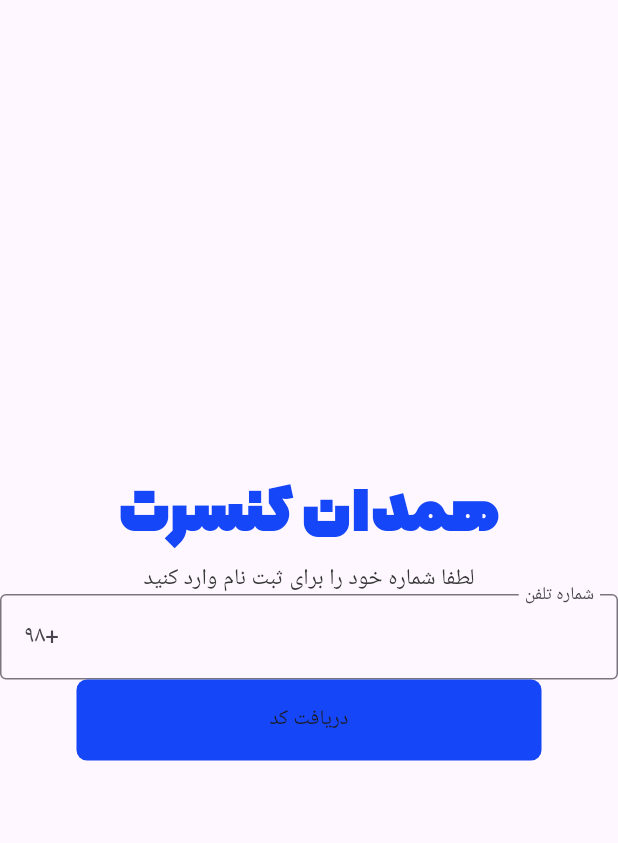
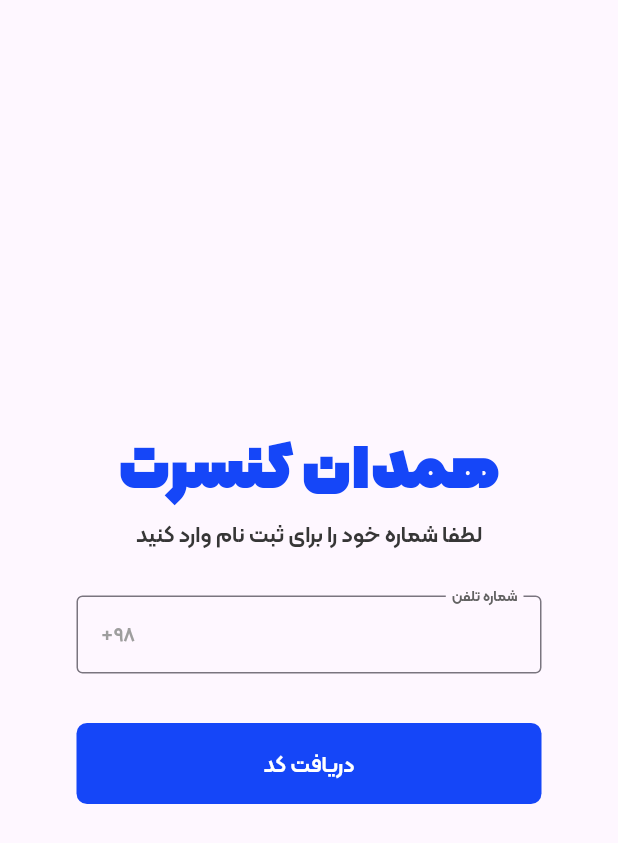
Before and after one commit to Taha-sabiri/hamedanConcertApp, a Flutter app: the screen it shows after launch, on a phone screen of 412 x 824 dp. Shown: the top 843 px of the screen. Run offline on Flutter 3.47's test engine with Material 2 defaults, Android fonts, the phone set to English and light mode, and no system bars; our stand-ins replace flutter_spinkit.

Commit message:
s_number -done

```diff
--- a/lib/screens/singup_number_sc.dart
+++ b/lib/screens/singup_number_sc.dart
@@ -25,18 +25,60 @@ class SingupNum extends StatelessWidget {
                     style: TextStyle(
                         fontSize: 15,
                         color: Color.fromRGBO(54, 54, 54, 1),
-                        decoration: TextDecoration.none),
+                        decoration: TextDecoration.none,
+                        fontFamily: 'Kalame',
+                        fontWeight: FontWeight.w700),
                   ),
-                  TextFormField(
+                  SizedBox(
+                    height: 31,
+                  ),
+                  SizedBox(
+                    height: 54,
+                    width: 310,
+                    child: TextFormField(
                       textAlign: TextAlign.left,
+                      style: TextStyle(
+                        fontSize: 13,
+                        color: Color.fromRGBO(98, 98, 98, 1),
+                        decoration: TextDecoration.none,
+                        fontFamily: 'Kalame',
+                        fontWeight: FontWeight.w400,
+                      ),
                       decoration: InputDecoration(
                           floatingLabelBehavior: FloatingLabelBehavior.always,
-                        border: OutlineInputBorder(),
-                        hintText: '+۹۸ ',
+                          focusedBorder: OutlineInputBorder(
+                              borderSide: BorderSide(
+                            color: Color.fromRGBO(21, 70, 248, 1),
+                          )),
+                          border: OutlineInputBorder(
+                              borderSide: BorderSide(
+                                  width: 1,
+                                  color: Color.fromRGBO(0, 0, 0, 0.26))),
+                          hintText: '۹۸+ ',
+                          hintStyle: TextStyle(
+                            fontSize: 13,
+                            color: Color.fromRGBO(158, 158, 158, 1),
+                            decoration: TextDecoration.none,
+                            fontFamily: 'Kalame',
+                            fontWeight: FontWeight.w700,
+                          ),
                           labelText: "شماره تلفن",
+                          labelStyle: TextStyle(
+                            fontSize: 13,
+                            color: Color.fromRGBO(98, 98, 98, 1),
+                            decoration: TextDecoration.none,
+                            fontFamily: 'Kalame',
+                            fontWeight: FontWeight.w700,
+                          ),
                           floatingLabelAlignment: FloatingLabelAlignment.start),
                     ),
+                  ),
                   SizedBox(
+                    height: 31,
+                  ),
+                  InkWell(
+                    onTap: () {},
+                    child: SizedBox(
                       height: 54,
                       width: 310,
                       child: Container(
@@ -44,7 +86,16 @@ class SingupNum extends StatelessWidget {
                         decoration: BoxDecoration(
                             color: Color.fromRGBO(21, 70, 248, 1),
                             borderRadius: BorderRadius.circular(7)),
-                      child: Text("دریافت کد"),
+                        child: Text(
+                          "دریافت کد",
+                          style: TextStyle(
+                              fontSize: 15,
+                              color: Colors.white,
+                              decoration: TextDecoration.none,
+                              fontFamily: 'Kalame',
+                              fontWeight: FontWeight.w700),
+                        ),
+                      ),
                     ),
                   )
                 ]),
```
Also changed, not shown: pubspec.yaml (+7 -0 lines). Lines whose indentation alone changed are shown as unchanged.
